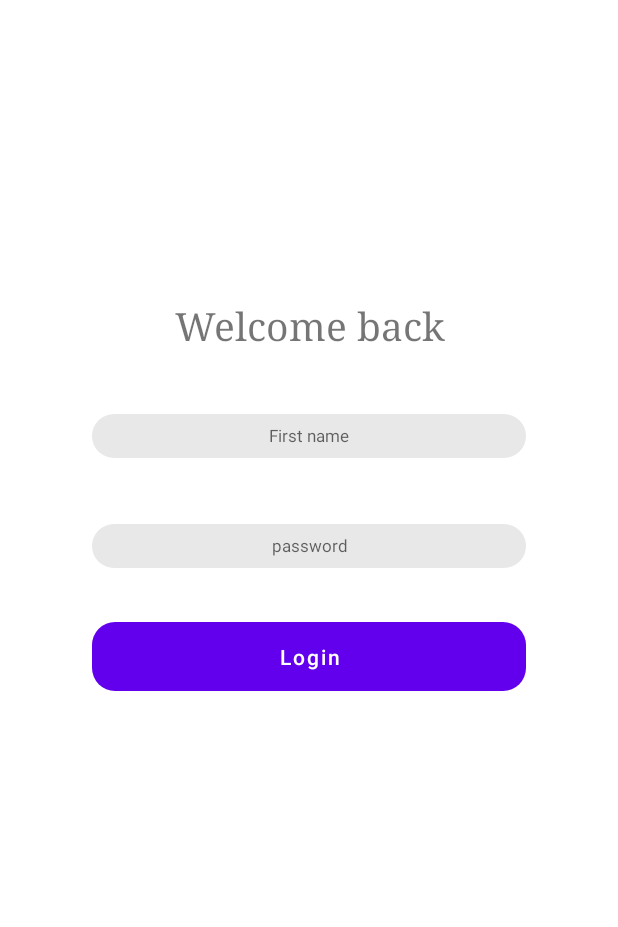
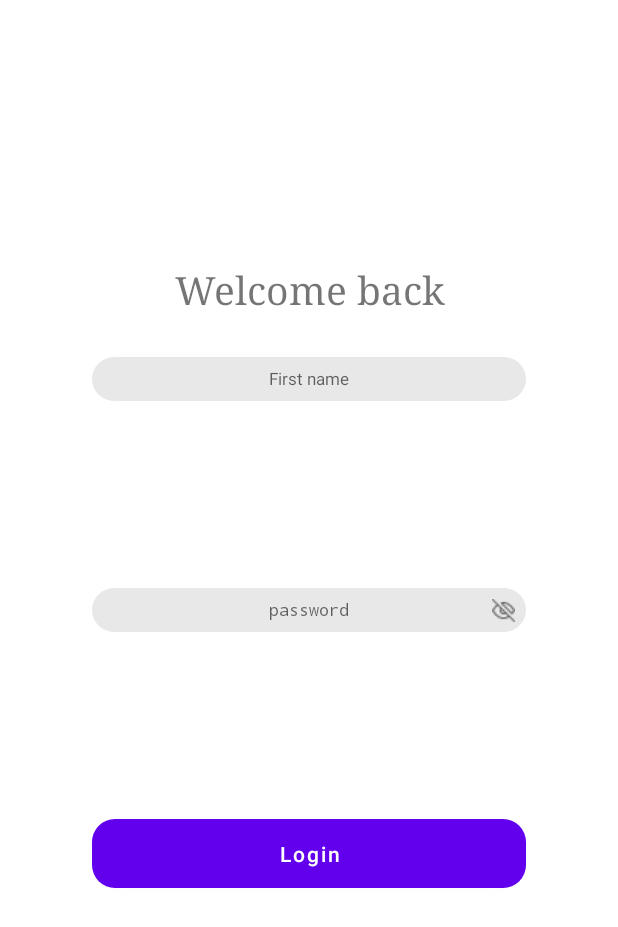
Before and after one commit to Descalzo1980/Testtask, an Android app: the screen it shows after launch (MainActivity), after a tap on "Log in", on a phone screen of 412 x 824 dp. Shown: the top 927 px of the screen. Run offline under Robolectric (Android 15) with nearby library versions, the phone set to English and light mode, and no system bars; our stand-ins replace Room's generated code.

Commit message:
add password show/hide,fix login form, add name from sing in to profile

```diff
--- a/app/src/main/java/ru/stas/testtask/LoginFragment.kt
+++ b/app/src/main/java/ru/stas/testtask/LoginFragment.kt
@@ -1,6 +1,7 @@
 package ru.stas.testtask
 
 import android.os.Bundle
+import android.text.InputType
 import android.view.LayoutInflater
 import android.view.View
 import android.view.ViewGroup
@@ -12,15 +13,16 @@ import ru.stas.testtask.databinding.FragmentLoginBinding
 class LoginFragment : Fragment() {
 
     private var _binding: FragmentLoginBinding? = null
-    private val binding get() = checkNotNull(_binding){
-        "Cannot access binding because it is null. Is the view visible?"
-    }
+    private val binding
+        get() = checkNotNull(_binding) {
+            "Cannot access binding because it is null. Is the view visible?"
+        }
 
     override fun onCreateView(
         inflater: LayoutInflater, container: ViewGroup?,
         savedInstanceState: Bundle?
     ): View? {
-        _binding = FragmentLoginBinding.inflate(inflater,container,false)
+        _binding = FragmentLoginBinding.inflate(inflater, container, false)
 
         binding.btnLogin.setOnClickListener {
             findNavController().navigate(R.id.action_loginFragment_to_profileFragment)
@@ -28,8 +30,32 @@ class LoginFragment : Fragment() {
         return binding.root
     }
 
+    override fun onViewCreated(view: View, savedInstanceState: Bundle?) {
+        super.onViewCreated(view, savedInstanceState)
+        showPassword()
+    }
+
     override fun onDestroy() {
         super.onDestroy()
         _binding = null
     }
+
+    private fun showPassword() {
+        val passwordEditText = binding.etPassword
+        val eyeImageView = binding.imgEye
+        passwordEditText.inputType =
+            InputType.TYPE_CLASS_TEXT or InputType.TYPE_TEXT_VARIATION_PASSWORD
+        eyeImageView.setImageResource(R.drawable.eye)
+        eyeImageView.setOnClickListener {
+            val inputType = passwordEditText.inputType
+            if (inputType == InputType.TYPE_TEXT_VARIATION_VISIBLE_PASSWORD) {
+                passwordEditText.inputType =
+                    InputType.TYPE_CLASS_TEXT or InputType.TYPE_TEXT_VARIATION_PASSWORD
+                eyeImageView.setImageResource(R.drawable.eye)
+            } else {
+                passwordEditText.inputType = InputType.TYPE_TEXT_VARIATION_VISIBLE_PASSWORD
+                eyeImageView.setImageResource(R.drawable.eye_open)
+            }
+        }
+    }
 }
--- a/app/src/main/res/layout/fragment_login.xml
+++ b/app/src/main/res/layout/fragment_login.xml
@@ -1,17 +1,17 @@
 <?xml version="1.0" encoding="utf-8"?>
-<androidx.constraintlayout.widget.ConstraintLayout
-    xmlns:android="http://schemas.android.com/apk/res/android"
+<androidx.constraintlayout.widget.ConstraintLayout xmlns:android="http://schemas.android.com/apk/res/android"
     xmlns:app="http://schemas.android.com/apk/res-auto"
     xmlns:tools="http://schemas.android.com/tools"
     android:layout_width="match_parent"
     android:layout_height="match_parent"
     tools:context=".LoginFragment">
 
+
     <TextView
         android:id="@+id/tv_welcome"
         android:layout_width="199dp"
         android:layout_height="34dp"
-        android:layout_marginTop="200dp"
+        android:layout_marginTop="176dp"
         android:fontFamily="serif"
         android:gravity="center"
         android:text="@string/welcome_back"
@@ -20,51 +20,61 @@
         app:layout_constraintStart_toStartOf="parent"
         app:layout_constraintTop_toTopOf="parent" />
 
-
     <EditText
         android:id="@+id/et_first_name"
         android:layout_width="289dp"
         android:layout_height="29dp"
-        android:layout_marginTop="276dp"
+        android:layout_marginTop="28dp"
+        android:autofillHints="no"
         android:background="@drawable/shape_form_and_button"
         android:gravity="center"
         android:hint="@string/first_name"
+        android:inputType="textPassword"
         android:textSize="11sp"
         app:layout_constraintEnd_toEndOf="parent"
         app:layout_constraintStart_toStartOf="parent"
-        app:layout_constraintTop_toTopOf="parent"
-        android:inputType="textPassword"
-        android:autofillHints="no" />
+        app:layout_constraintTop_toBottomOf="@+id/tv_welcome" />
 
     <EditText
         android:id="@+id/et_password"
         android:layout_width="289dp"
         android:layout_height="29dp"
-        android:layout_marginTop="44dp"
         android:background="@drawable/shape_form_and_button"
         android:ems="10"
+        android:gravity="center"
         android:hint="@string/password"
+        android:importantForAutofill="no"
         android:textSize="11sp"
-        android:gravity="center"
-        android:inputType="textPassword"
+        app:layout_constraintBottom_toTopOf="@+id/btn_login"
         app:layout_constraintEnd_toEndOf="parent"
         app:layout_constraintStart_toStartOf="parent"
-        app:layout_constraintTop_toBottomOf="@+id/et_first_name"
-        android:importantForAutofill="no" />
+        app:layout_constraintTop_toBottomOf="@+id/et_first_name" />
+
+    <ImageView
+        android:id="@+id/img_eye"
+        android:layout_width="15dp"
+        android:layout_height="15dp"
+        android:clickable="true"
+        android:src="@drawable/eye"
+        app:layout_constraintBottom_toBottomOf="@+id/et_password"
+        app:layout_constraintEnd_toEndOf="@+id/et_password"
+        app:layout_constraintHorizontal_bias="0.974"
+        app:layout_constraintStart_toStartOf="@+id/et_password"
+        app:layout_constraintTop_toTopOf="@+id/et_password" />
 
     <Button
         android:id="@+id/btn_login"
         android:layout_width="289dp"
         android:layout_height="46dp"
-        android:layout_marginTop="36dp"
+        android:layout_marginBottom="232dp"
         android:background="@drawable/shape_form_and_button"
         android:backgroundTint="@color/bg_button"
         android:text="@string/login"
         android:textAllCaps="false"
         android:textSize="14sp"
+        app:layout_constraintBottom_toBottomOf="parent"
         app:layout_constraintEnd_toEndOf="parent"
-        app:layout_constraintStart_toStartOf="parent"
-        app:layout_constraintTop_toBottomOf="@+id/et_password" />
+        app:layout_constraintStart_toStartOf="parent" />
 
 
 </androidx.constraintlayout.widget.ConstraintLayout>
--- a/app/src/main/res/navigation/nav_graph.xml
+++ b/app/src/main/res/navigation/nav_graph.xml
@@ -13,6 +13,9 @@
         <action
             android:id="@+id/action_singInFragment_to_loginFragment"
             app:destination="@id/loginFragment" />
+        <action
+            android:id="@+id/action_singInFragment_to_profileFragment"
+            app:destination="@id/profileFragment" />
     </fragment>
     <fragment
         android:id="@+id/loginFragment"
@@ -31,6 +34,9 @@
         <action
             android:id="@+id/action_profileFragment_to_pageOneFragment"
             app:destination="@id/pageOneFragment" />
+        <argument
+            android:name="firstName"
+            app:argType="string" />
     </fragment>
     <fragment
         android:id="@+id/pageOneFragment"
```
Also changed, not shown: app/src/main/java/ru/stas/testtask/ProfileFragment.kt (+16 -0 lines), app/src/main/java/ru/stas/testtask/SingInFragment.kt (+7 -3 lines), app/src/main/res/layout/fragment_profile.xml (+8 -6 lines), app/src/main/res/drawable-v24/eye.png (added), app/src/main/res/drawable-v24/eye_open.png (added).
